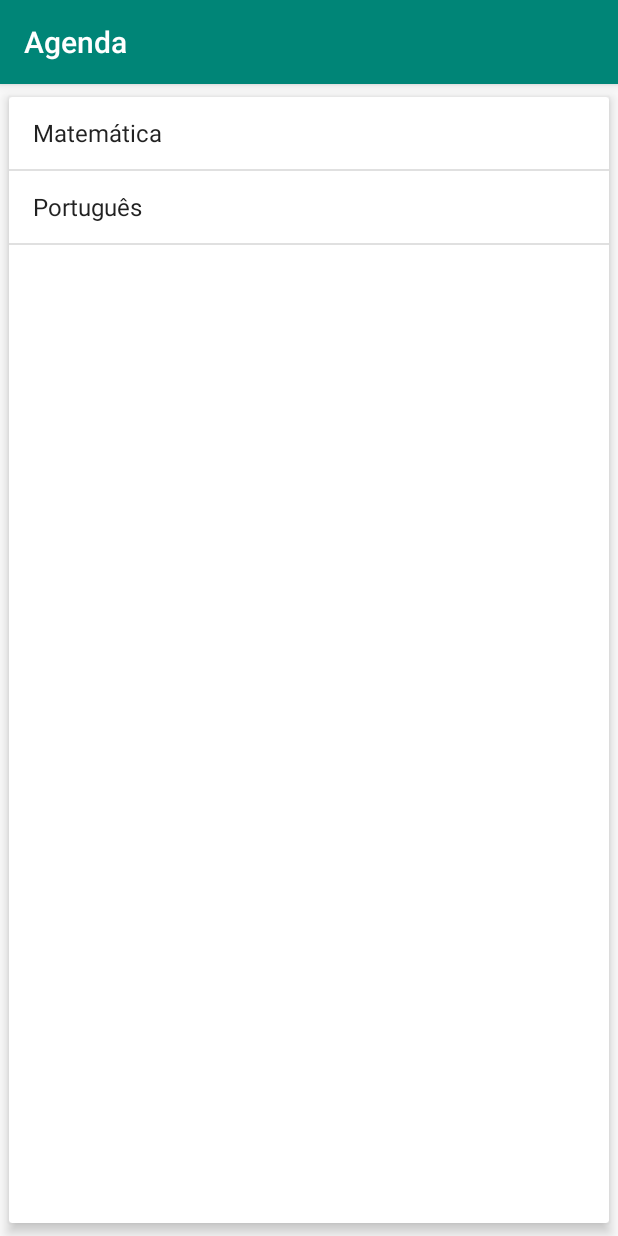
After one commit to ruanlas-learning/Agenda, an Android app: the ListaProvasFragment screen opened directly, with no data from a screen before it, on a phone screen of 412 x 824 dp. The commit adds this screen. Run offline under Robolectric (Android 15) with nearby library versions, the phone set to English and light mode, and no system bars.

Commit message:
modulo 3 - aula 2

```diff
--- a/app/build.gradle
+++ b/app/build.gradle
@@ -19,11 +19,13 @@ android {
 }
 
 dependencies {
-    implementation fileTree(dir: 'libs', include: ['*.jar'])
+    implementation fileTree(include: ['*.jar'], dir: 'libs')
     implementation 'com.android.support:appcompat-v7:28.0.0'
     implementation 'com.android.support.constraint:constraint-layout:1.1.3'
     implementation 'com.android.support:design:28.0.0'
+    implementation 'com.android.support:support-v4:28.0.0'
     testImplementation 'junit:junit:4.12'
     androidTestImplementation 'com.android.support.test:runner:1.0.2'
     androidTestImplementation 'com.android.support.test.espresso:espresso-core:3.0.2'
+    implementation 'com.android.support:cardview-v7:28.0.0'
 }
--- a/app/src/main/java/com/example/ruan/agenda/ListaAlunosActivity.java
+++ b/app/src/main/java/com/example/ruan/agenda/ListaAlunosActivity.java
@@ -125,6 +125,11 @@ public class ListaAlunosActivity extends AppCompatActivity {
 //                Toast.makeText(this, resposta, Toast.LENGTH_LONG).show();
 //                Toast.makeText(this, "Enviando notas.....", Toast.LENGTH_LONG).show();
                 break;
+            case R.id.menu_baixar_provas:
+                Intent intentProvas = new Intent(this, ProvasActivity.class);
+//                Intent intentProvas = new Intent(this, ProvasTabletActivity.class);
+                startActivity(intentProvas);
+                break;
         }
         return super.onOptionsItemSelected(item);
     }
--- /dev/null
+++ b/app/src/main/java/com/example/ruan/agenda/ListaProvasFragment.java
@@ -0,0 +1,60 @@
+package com.example.ruan.agenda;
+
+import android.content.Intent;
+import android.os.Bundle;
+import android.support.annotation.NonNull;
+import android.support.annotation.Nullable;
+import android.support.v4.app.Fragment;
+import android.support.v4.app.FragmentActivity;
+import android.support.v4.app.FragmentManager;
+import android.support.v4.app.FragmentTransaction;
+import android.view.LayoutInflater;
+import android.view.View;
+import android.view.ViewGroup;
+import android.widget.AdapterView;
+import android.widget.ArrayAdapter;
+import android.widget.ListView;
+import android.widget.Toast;
+
+import com.example.ruan.agenda.modelo.Prova;
+
+import java.util.Arrays;
+import java.util.List;
+
+public class ListaProvasFragment extends Fragment {
+
+    private ListView lst_view_lista_provas;
+
+    @Nullable
+    @Override
+    public View onCreateView(@NonNull LayoutInflater inflater, @Nullable ViewGroup container, @Nullable Bundle savedInstanceState) {
+        View view = inflater.inflate(R.layout.fragment_lista_provas, container, false);
+
+        List<String> topicosPort = Arrays.asList("Sugeito", "Objeto direto", "Objeto indireto");
+        Prova provaPortugues = new Prova("Português", "25/05/2016", topicosPort);
+
+        List<String> topicosMat = Arrays.asList("Equações do segundo grau", "Trigonometria");
+        Prova provaMatematica = new Prova("Matemática", "27/05/2016", topicosMat);
+
+        List<Prova> listaProvas = Arrays.asList(provaMatematica, provaPortugues);
+        ArrayAdapter<Prova> adapter = new ArrayAdapter<Prova>(getContext(), android.R.layout.simple_list_item_1, listaProvas);
+
+        lst_view_lista_provas = (ListView)view.findViewById(R.id.lst_view_lista_provas);
+        lst_view_lista_provas.setAdapter(adapter);
+        lst_view_lista_provas.setOnItemClickListener(new AdapterView.OnItemClickListener() {
+            @Override
+            public void onItemClick(AdapterView<?> parent, View view, int position, long id) {
+                Prova prova = (Prova) parent.getItemAtPosition(position);
+                Toast.makeText(getContext(), "Clicou na prova de " + prova, Toast.LENGTH_SHORT).show();
+
+                ProvasActivity provasActivity = (ProvasActivity) getActivity();
+                provasActivity.selecionaProva(prova);
+//                Intent intentDetalhes = new Intent(getContext(), DetalhesProvaActivity.class);
+//                intentDetalhes.putExtra("prova", prova);
+//                startActivity(intentDetalhes);
+            }
+        });
+
+        return view;
+    }
+}
--- /dev/null
+++ b/app/src/main/java/com/example/ruan/agenda/ProvasActivity.java
@@ -0,0 +1,67 @@
+package com.example.ruan.agenda;
+
+import android.content.Intent;
+import android.support.v4.app.FragmentManager;
+import android.support.v4.app.FragmentTransaction;
+import android.support.v7.app.AppCompatActivity;
+import android.os.Bundle;
+import android.view.View;
+import android.widget.AdapterView;
+import android.widget.ArrayAdapter;
+import android.widget.ListView;
+import android.widget.Toast;
+
+import com.example.ruan.agenda.modelo.Prova;
+
+import java.util.Arrays;
+import java.util.List;
+
+public class ProvasActivity extends AppCompatActivity {
+
+    private FragmentManager fragmentManager;
+    @Override
+    protected void onCreate(Bundle savedInstanceState) {
+        super.onCreate(savedInstanceState);
+        setContentView(R.layout.activity_provas);
+
+        fragmentManager = getSupportFragmentManager();
+        FragmentTransaction ft = fragmentManager.beginTransaction();
+        ft.replace(R.id.frame_principal, new ListaProvasFragment());
+
+        if (estaNoModoPaisagem()){
+            ft.replace(R.id.frame_secundario, new DetalhesProvaFragment());
+        }
+
+        ft.commit();
+    }
+
+    private boolean estaNoModoPaisagem() {
+        return getResources().getBoolean(R.bool.modo_paisagem);
+    }
+
+    public void selecionaProva(Prova prova) {
+        if (!estaNoModoPaisagem()){
+            FragmentTransaction ft = fragmentManager.beginTransaction();
+
+            DetalhesProvaFragment detalhesProvaFragment = new DetalhesProvaFragment();
+
+            Bundle parametros = new Bundle();
+            parametros.putSerializable("prova", prova);
+
+            detalhesProvaFragment.setArguments(parametros);
+
+            ft.replace(R.id.frame_principal, detalhesProvaFragment);
+            // este método faz com que o botão de voltar do aparelho volte para o fragment de
+            // listagem de provas, ao invés de voltar para a listagem de alunos.
+            // Este método permite que seja adicionado uma transação na pilha de "Activity" abertas
+            // para que seja possível voltar para a listagem de provas
+            ft.addToBackStack(null);
+
+            ft.commit();
+        }else {
+            DetalhesProvaFragment detalhesProvaFragment =
+                    (DetalhesProvaFragment) fragmentManager.findFragmentById(R.id.frame_secundario);
+            detalhesProvaFragment.populaCamposCom(prova);
+        }
+    }
+}
--- /dev/null
+++ b/app/src/main/java/com/example/ruan/agenda/modelo/Prova.java
@@ -0,0 +1,52 @@
+package com.example.ruan.agenda.modelo;
+
+import java.io.Serializable;
+import java.util.List;
+
+public class Prova implements Serializable {
+    private String materia;
+    private String data;
+    private List<String> topicos;
+
+    public Prova(String materia, String data, List<String> topicos) {
+        this.materia = materia;
+        this.data = data;
+        this.topicos = topicos;
+    }
+
+    public Prova() {
+
+    }
+
+    public String getMateria() {
+        return materia;
+    }
+
+    public Prova setMateria(String materia) {
+        this.materia = materia;
+        return this;
+    }
+
+    public String getData() {
+        return data;
+    }
+
+    public Prova setData(String data) {
+        this.data = data;
+        return this;
+    }
+
+    public List<String> getTopicos() {
+        return topicos;
+    }
+
+    public Prova setTopicos(List<String> topicos) {
+        this.topicos = topicos;
+        return this;
+    }
+
+    @Override
+    public String toString() {
+        return this.materia;
+    }
+}
--- /dev/null
+++ b/app/src/main/res/layout-land/activity_provas.xml
@@ -0,0 +1,24 @@
+<?xml version="1.0" encoding="utf-8"?>
+<LinearLayout xmlns:android="http://schemas.android.com/apk/res/android"
+    android:orientation="horizontal"
+    android:layout_width="match_parent"
+    android:layout_height="match_parent"
+    android:weightSum="3">
+
+    <FrameLayout
+        android:id="@+id/frame_principal"
+        android:layout_width="0dp"
+        android:layout_height="match_parent"
+        android:layout_weight="1">
+
+    </FrameLayout>
+
+    <FrameLayout
+        android:id="@+id/frame_secundario"
+        android:layout_width="0dp"
+        android:layout_height="match_parent"
+        android:layout_weight="2">
+
+    </FrameLayout>
+
+</LinearLayout>
--- /dev/null
+++ b/app/src/main/res/layout/activity_provas.xml
@@ -0,0 +1,8 @@
+<?xml version="1.0" encoding="utf-8"?>
+<FrameLayout
+    xmlns:android="http://schemas.android.com/apk/res/android"
+    android:id="@+id/frame_principal"
+    android:layout_width="match_parent"
+    android:layout_height="match_parent">
+
+</FrameLayout>
--- /dev/null
+++ b/app/src/main/res/layout/fragment_lista_provas.xml
@@ -0,0 +1,16 @@
+<?xml version="1.0" encoding="utf-8"?>
+<android.support.v7.widget.CardView xmlns:android="http://schemas.android.com/apk/res/android"
+    android:layout_width="match_parent"
+    android:layout_height="match_parent"
+    xmlns:app="http://schemas.android.com/apk/res-auto"
+    app:cardElevation="5dp"
+    app:cardUseCompatPadding="true">
+
+    <ListView
+        android:id="@+id/lst_view_lista_provas"
+        android:layout_width="match_parent"
+        android:layout_height="match_parent">
+    </ListView>
+
+
+</android.support.v7.widget.CardView>
--- a/app/src/main/res/menu/menu_lista_alunos.xml
+++ b/app/src/main/res/menu/menu_lista_alunos.xml
@@ -7,4 +7,10 @@
         android:title="Enviar notas"
         android:icon="@drawable/ic_enviar"
         app:showAsAction="always" />
+
+    <item
+        android:id="@+id/menu_baixar_provas"
+        android:title="Baixar provas"
+        android:icon="@drawable/ic_receber"
+        app:showAsAction="always" />
 </menu>
--- /dev/null
+++ b/app/src/main/res/values-land/bools.xml
@@ -0,0 +1,4 @@
+<?xml version="1.0" encoding="utf-8"?>
+<resources>
+    <bool name="modo_paisagem">true</bool>
+</resources>
--- /dev/null
+++ b/app/src/main/res/values/bools.xml
@@ -0,0 +1,4 @@
+<?xml version="1.0" encoding="utf-8"?>
+<resources>
+    <bool name="modo_paisagem">false</bool>
+</resources>
--- a/app/src/main/res/values/strings.xml
+++ b/app/src/main/res/values/strings.xml
@@ -5,4 +5,7 @@
     <string name="campo_endereco">Endereço</string>
     <string name="campo_telefone">Telefone</string>
     <string name="campo_site">Site</string>
+
+    <!-- TODO: Remove or change this placeholder text -->
+    <string name="hello_blank_fragment">Hello blank fragment</string>
 </resources>
```
Also changed, not shown: app/src/main/AndroidManifest.xml (+22 -10 lines), app/src/main/java/com/example/ruan/agenda/DetalhesProvaActivity.java (added, +36 -0 lines), app/src/main/java/com/example/ruan/agenda/DetalhesProvaFragment.java (added, +59 -0 lines), app/src/main/java/com/example/ruan/agenda/ProvasTabletActivity.java (added, +13 -0 lines), app/src/main/res/layout/activity_detalhes_prova.xml (added, +53 -0 lines), app/src/main/res/layout/activity_provas_tablet.xml (added, +18 -0 lines), app/src/main/res/layout/fragment_detalhes_prova.xml (added, +53 -0 lines), 1 other file.
